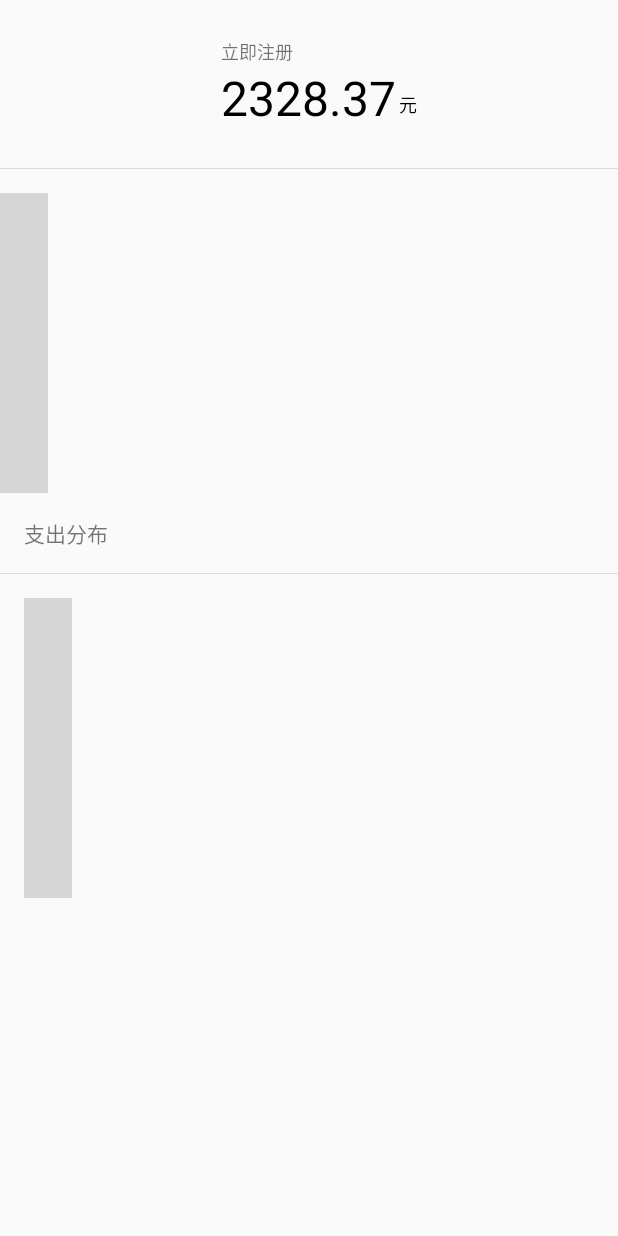
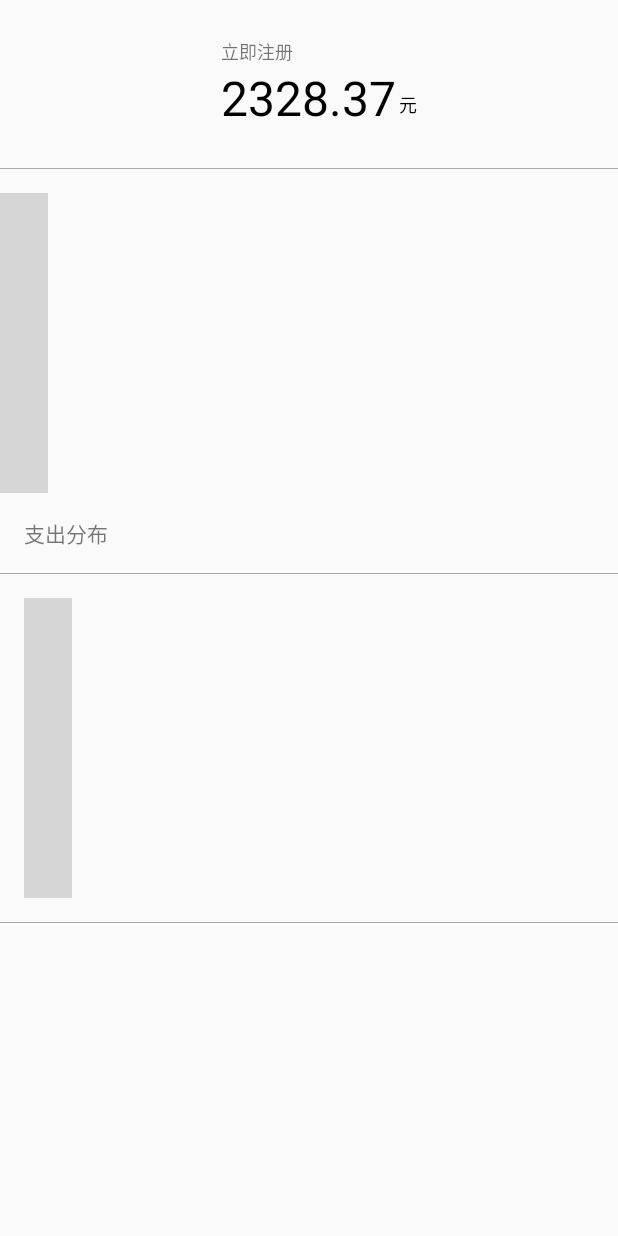
Before and after one commit to battleanam/AndroidBluterView, an Android app: the AmountAnalysisActivity screen opened directly, with no data from a screen before it, on a phone screen of 412 x 824 dp. Run offline under Robolectric (Android 15) with nearby library versions, the light colour scheme and no system bars; our stand-ins replace data binding; libraries missing offline, so code that uses them is left out: com.alibaba.fastjson, lecho.lib.hellocharts, org.litepal; plain views replace ColumnChartView, PieChartView; 33 statements that could not run were skipped; grey boxes are pictures that could not be loaded.

Commit message:
统计完成

```diff
--- a/src/main/res/layout/activity_amount_analysis.xml
+++ b/src/main/res/layout/activity_amount_analysis.xml
@@ -2,8 +2,7 @@
 
 <layout>
 
-    <RelativeLayout
-        xmlns:android="http://schemas.android.com/apk/res/android"
+    <RelativeLayout xmlns:android="http://schemas.android.com/apk/res/android"
         xmlns:app="http://schemas.android.com/apk/res-auto"
         xmlns:tools="http://schemas.android.com/tools"
         android:layout_width="match_parent"
@@ -15,76 +14,83 @@
             android:layout_width="match_parent"
             android:layout_height="80dp"
             android:layout_margin="16dp"
-            android:gravity="center"
-            >
+            android:gravity="center">
+
             <TextView
                 android:id="@+id/time"
                 android:layout_width="wrap_content"
                 android:layout_height="wrap_content"
-                android:textSize="12sp"
                 android:text="@string/立即注册"
-                />
+                android:textSize="12sp" />
+
             <TextView
                 android:id="@+id/count"
                 android:layout_width="wrap_content"
                 android:layout_height="wrap_content"
                 android:layout_below="@id/time"
-                android:textSize="32sp"
+                android:text="2328.37"
                 android:textColor="#000"
-                android:text="2328.37"
-                />
+                android:textSize="32sp" />
+
             <TextView
+                android:layout_width="wrap_content"
+                android:layout_height="wrap_content"
                 android:layout_alignEnd="@id/count"
                 android:layout_alignBottom="@id/count"
-                android:layout_width="wrap_content"
-                android:layout_height="wrap_content"
-                android:textColor="#000"
-                android:textSize="12sp"
-                android:text="@string/元"
                 android:layout_marginEnd="-14dp"
                 android:layout_marginBottom="8dp"
-                />
+                android:text="@string/元"
+                android:textColor="#000"
+                android:textSize="12sp" />
         </RelativeLayout>
 
         <TextView
             android:id="@+id/line2"
             android:layout_width="match_parent"
             android:layout_height="1px"
+            android:layout_below="@id/title"
             android:layout_marginBottom="16dp"
-            android:background="#ddd"
-            android:layout_below="@id/title"
-            />
+            android:background="#aaa" />
 
         <lecho.lib.hellocharts.view.ColumnChartView
             android:id="@+id/column_chart"
-            android:layout_below="@id/line2"
             android:layout_width="wrap_content"
-            android:layout_height="200dp" />
+            android:layout_height="200dp"
+            android:layout_below="@id/line2" />
 
         <TextView
             android:id="@+id/title_pie"
-            android:layout_below="@id/column_chart"
             android:layout_width="wrap_content"
             android:layout_height="wrap_content"
-            android:text="@string/支出分布"
+            android:layout_below="@id/column_chart"
             android:layout_margin="16dp"
-            />
+            android:text="@string/支出分布" />
 
         <TextView
             android:id="@+id/line1"
             android:layout_width="match_parent"
             android:layout_height="1px"
-            android:background="#ddd"
             android:layout_below="@id/title_pie"
-            />
+            android:background="#aaa" />
 
         <lecho.lib.hellocharts.view.PieChartView
             android:id="@+id/pie_chart"
-            android:layout_below="@id/line1"
             android:layout_width="wrap_content"
             android:layout_height="200dp"
-            android:layout_margin="16dp"
-            />
+            android:layout_below="@id/line1"
+            android:layout_margin="16dp" />
+
+        <TextView
+            android:id="@+id/line3"
+            android:layout_width="match_parent"
+            android:layout_height="1px"
+            android:layout_below="@id/pie_chart"
+            android:background="#aaa" />
+
+        <android.support.v7.widget.RecyclerView
+            android:id="@+id/recycler_view"
+            android:layout_width="match_parent"
+            android:layout_height="wrap_content" />
 
     </RelativeLayout>
 
--- /dev/null
+++ b/src/main/res/layout/amount_stats_item.xml
@@ -0,0 +1,6 @@
+<?xml version="1.0" encoding="utf-8"?>
+<android.support.constraint.ConstraintLayout
+    xmlns:android="http://schemas.android.com/apk/res/android" android:layout_width="match_parent"
+    android:layout_height="match_parent">
+
+</android.support.constraint.ConstraintLayout>
```
Also changed, not shown: src/main/java/com/hanayue/ayuemobieview/amount/activities/AmountAnalysisActivity.java (+22 -10 lines), src/main/java/com/hanayue/ayuemobieview/amount/fragments/AmountFragment.java (+9 -1 lines).
